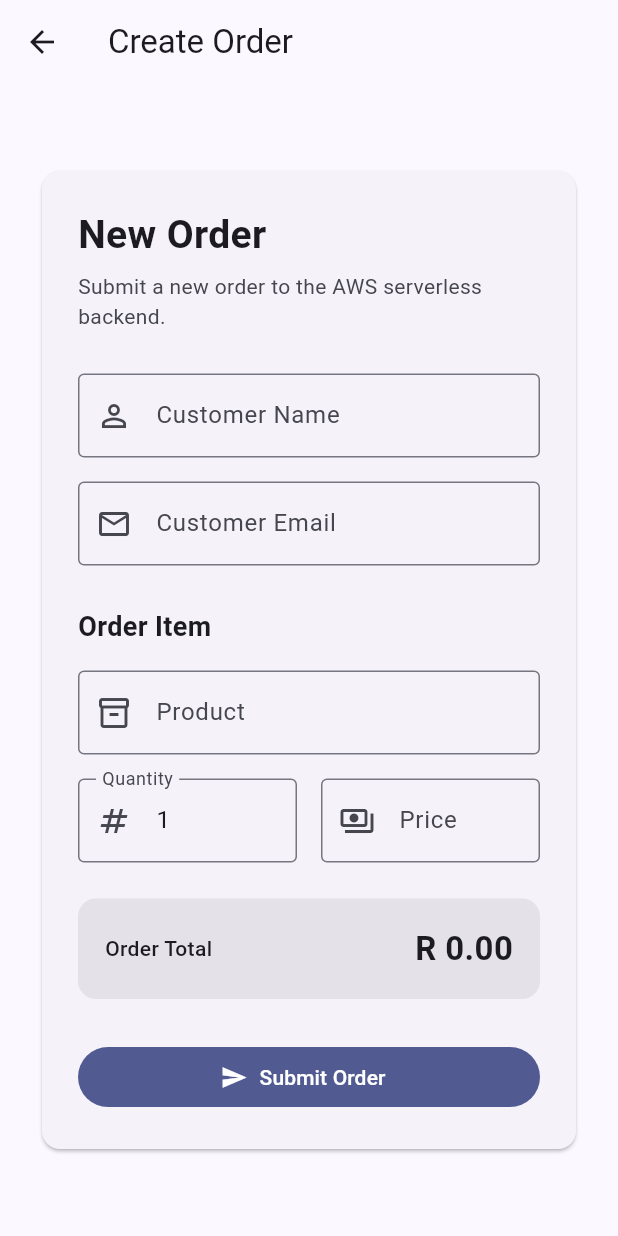
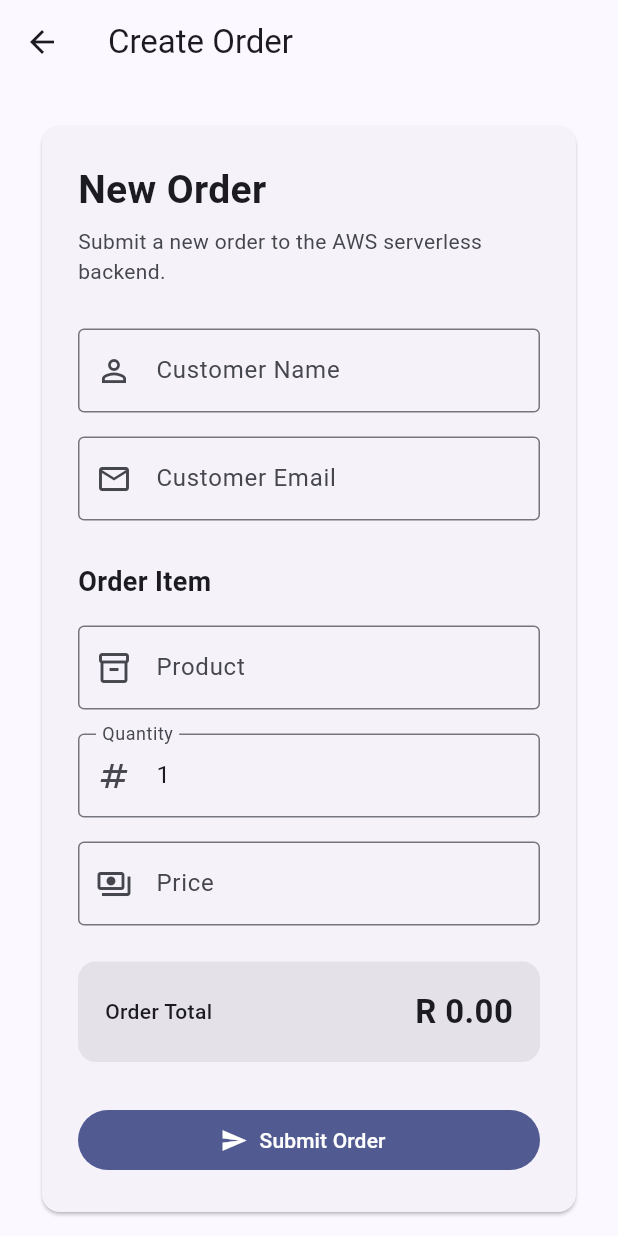
Before and after one commit to MusaMabasa/serverless-order-processing, a Flutter app: the CreateOrderScreen screen opened directly with empty values, on a phone screen of 412 x 824 dp. Run offline on Flutter 3.47's test engine with Material 3 defaults, Android fonts, the light colour scheme and no system bars; missing offline and left inert: amazon_cognito_identity_dart_2.

Commit message:
Make Flutter create order form responsive

```diff
--- a/frontend/order_app/lib/create_order_screen.dart
+++ b/frontend/order_app/lib/create_order_screen.dart
@@ -238,10 +238,11 @@ class _CreateOrderScreenState extends State<CreateOrderScreen> {
 
                         const SizedBox(height: 16),
 
-                        Row(
-                          children: [
-                            Expanded(
-                              child: TextFormField(
+                        LayoutBuilder(
+                          builder: (context, constraints) {
+                            final narrow = constraints.maxWidth < 500;
+
+                            final quantityField = TextFormField(
                               controller: _quantityController,
                               keyboardType: TextInputType.number,
                               decoration: const InputDecoration(
@@ -262,11 +263,9 @@ class _CreateOrderScreenState extends State<CreateOrderScreen> {
 
                                 return null;
                               },
-                              ),
-                            ),
-                            const SizedBox(width: 16),
-                            Expanded(
-                              child: TextFormField(
+                            );
+
+                            final priceField = TextFormField(
                               controller: _priceController,
                               keyboardType:
                                   const TextInputType.numberWithOptions(
@@ -291,11 +290,27 @@ class _CreateOrderScreenState extends State<CreateOrderScreen> {
 
                                 return null;
                               },
+                            );
+
+                            if (narrow) {
+                              return Column(
+                                children: [
+                                  quantityField,
+                                  const SizedBox(height: 16),
+                                  priceField,
+                                ],
+                              );
+                            }
+
+                            return Row(
+                              children: [
+                                Expanded(child: quantityField),
+                                const SizedBox(width: 16),
+                                Expanded(child: priceField),
+                              ],
+                            );
+                          },
                         ),
-                            ),
-                          ],
-                        ),
-
                         const SizedBox(height: 24),
 
                         Container(
```
Lines whose indentation alone changed are shown as unchanged.
